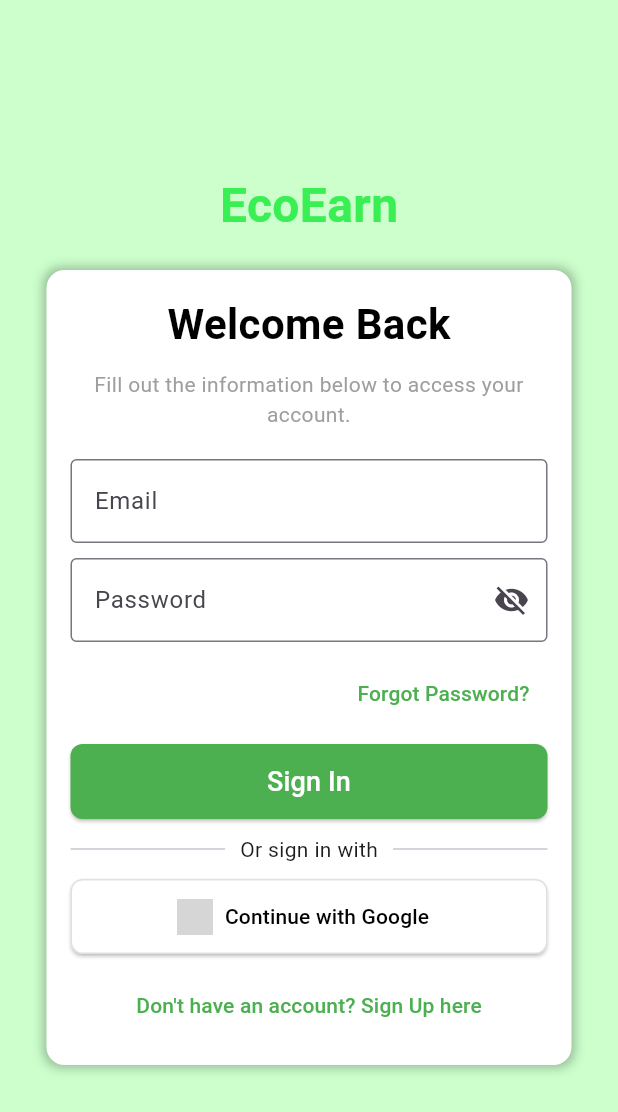
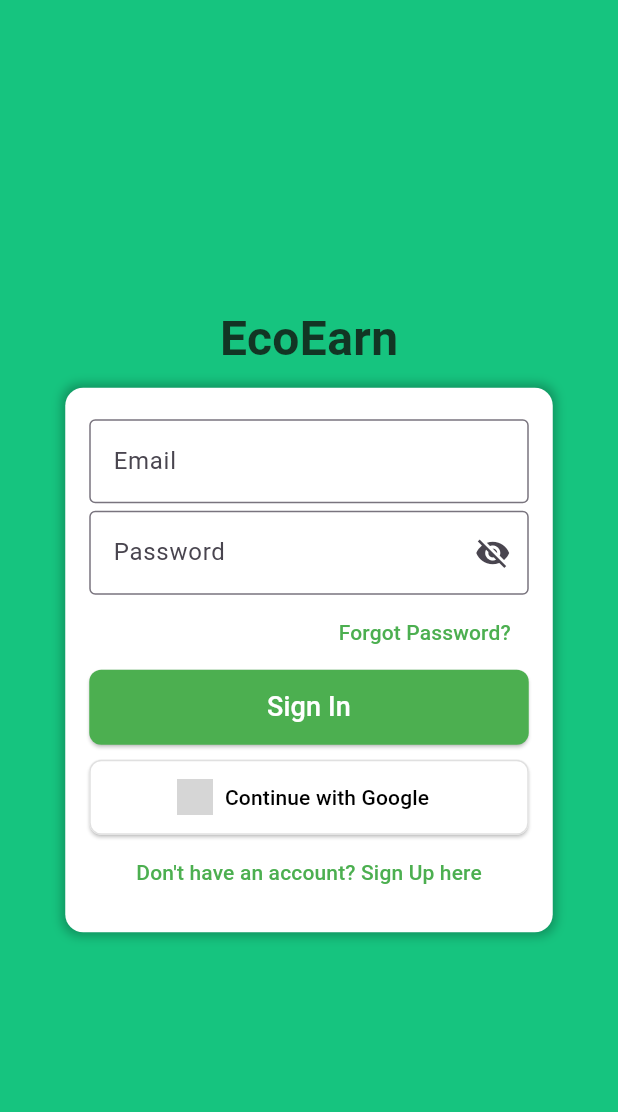
Before and after one commit to Gagan3036/ecoearn, a Flutter app: the screen it shows after launch, on a phone screen of 412 x 824 dp. Shown: the top 1112 px of the screen. Run offline on Flutter 3.47's test engine with Material 3 defaults, Android fonts, the phone set to English and light mode, and no system bars; our stand-ins replace firebase_auth, firebase_core, fl_chart, fluttertoast, google_fonts, google_sign_in; accounts and stored records are empty; grey boxes are pictures that could not be loaded.

Commit message:
login page updated

```diff
--- a/customer/lib/pages/login/login.dart
+++ b/customer/lib/pages/login/login.dart
@@ -18,7 +18,7 @@ class _LoginState extends State<Login> {
   @override
   Widget build(BuildContext context) {
     return Scaffold(
-      backgroundColor: const Color.fromRGBO(204, 255, 204, 1),
+      backgroundColor: const Color.fromRGBO(22, 196, 127, 1),
       body: Center(
         child: SingleChildScrollView(
           child: Padding(
@@ -31,10 +31,10 @@ class _LoginState extends State<Login> {
                   style: TextStyle(
                     fontSize: 32,
                     fontWeight: FontWeight.bold,
-                    color: Color.fromRGBO(57, 239, 83, 1),
+                    color: Color.fromRGBO(18, 53, 36, 1),
                   ),
                 ),
-                const SizedBox(height: 20),
+                const SizedBox(height: 10),
                 Container(
                   padding: const EdgeInsets.all(16.0),
                   decoration: BoxDecoration(
@@ -48,24 +48,10 @@ class _LoginState extends State<Login> {
                       ),
                     ],
                   ),
-                  width: 350,
+                  width: 325,
                   child: Column(
                     children: [
-                      const Text(
-                        'Welcome Back',
-                        style: TextStyle(
-                          fontSize: 28,
-                          fontWeight: FontWeight.bold,
-                          color: Colors.black,
-                        ),
-                      ),
-                      const SizedBox(height: 10),
-                      const Text(
-                        'Fill out the information below to access your account.',
-                        textAlign: TextAlign.center,
-                        style: TextStyle(color: Colors.grey),
-                      ),
-                      const SizedBox(height: 20),
+                      const SizedBox(height: 5),
                       TextField(
                         controller: _emailController,
                         decoration: const InputDecoration(
@@ -73,7 +59,7 @@ class _LoginState extends State<Login> {
                           border: OutlineInputBorder(),
                         ),
                       ),
-                      const SizedBox(height: 10),
+                      const SizedBox(height: 5),
                       TextField(
                         controller: _passwordController,
                         obscureText: !_isPasswordVisible,
@@ -94,7 +80,7 @@ class _LoginState extends State<Login> {
                           ),
                         ),
                       ),
-                      const SizedBox(height: 10),
+                      const SizedBox(height: 1),
                       Align(
                         alignment: Alignment.centerRight,
                         child: TextButton(
@@ -112,7 +98,7 @@ class _LoginState extends State<Login> {
                           ),
                         ),
                       ),
-                      const SizedBox(height: 10),
+                      const SizedBox(height: 1),
                       ElevatedButton(
                         onPressed: () async {
                           await AuthService().signin(
@@ -131,17 +117,6 @@ class _LoginState extends State<Login> {
                           'Sign In',
                           style: TextStyle(fontSize: 18, color: Colors.white),
                         ),
-                      ),
-                      const SizedBox(height: 10),
-                      Row(
-                        children: const [
-                          Expanded(child: Divider()),
-                          Padding(
-                            padding: EdgeInsets.symmetric(horizontal: 10),
-                            child: Text('Or sign in with'),
-                          ),
-                          Expanded(child: Divider()),
-                        ],
                       ),
                       const SizedBox(height: 10),
                       ElevatedButton.icon(
@@ -166,7 +141,7 @@ class _LoginState extends State<Login> {
                           style: TextStyle(color: Colors.black),
                         ),
                       ),
-                      const SizedBox(height: 10),
+                      const SizedBox(height: 1),
                       TextButton(
                         onPressed: () {
                           Navigator.push(
--- a/customer/pubspec.yaml
+++ b/customer/pubspec.yaml
@@ -40,7 +40,7 @@ dependencies:
   firebase_auth: ^5.5.0
   google_fonts: ^6.2.1 # Use the latest version
   fl_chart: ^0.66.2 # Use the latest version
-  firebase_database: ^9.1.7
+  firebase_database: 11.3.3
 
 dev_dependencies:
   flutter_test:
```
Also changed, not shown: customer/lib/main.dart (+2 -9 lines), customer/pubspec.lock, 1 other file.
